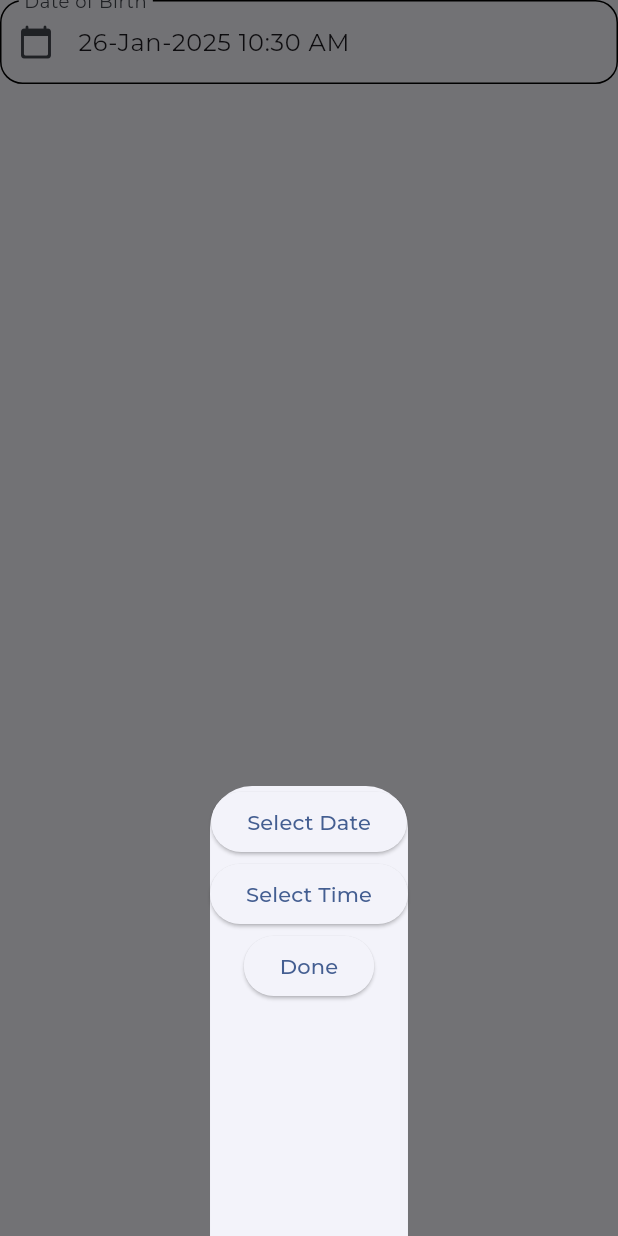
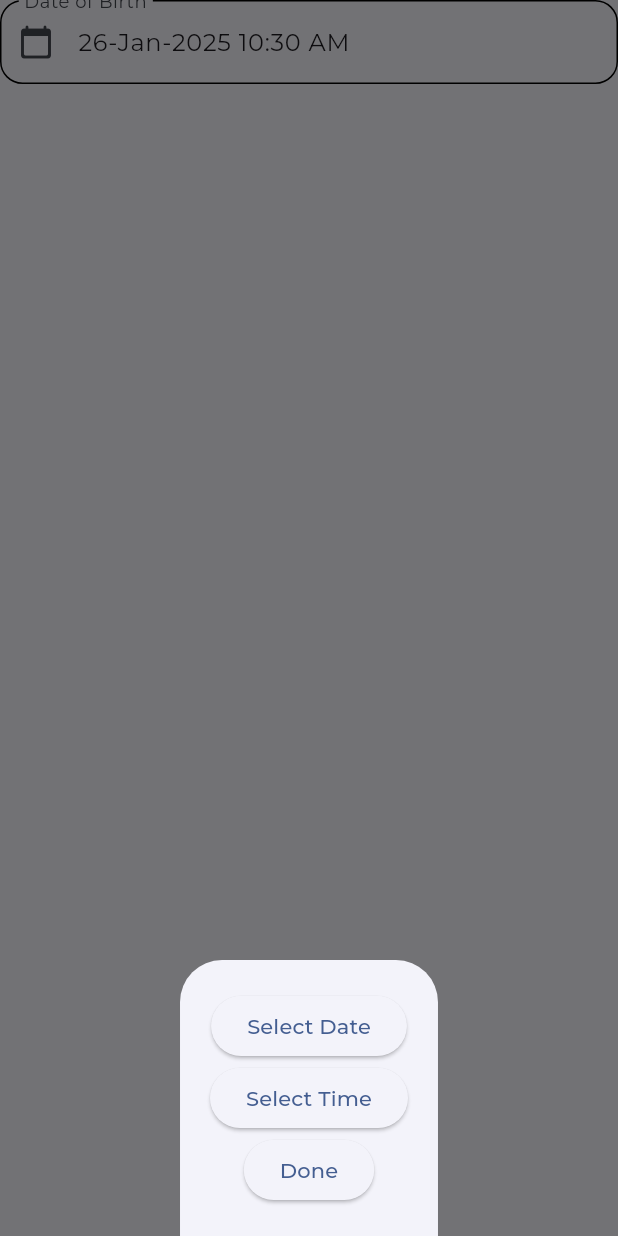
Before and after one commit to veerhegde/PsyGPT, a Flutter app: the DateAndTimePicker widget shown alone on an empty page, opened directly, after a tap on "Date of Birth", on a phone screen of 412 x 824 dp. Run offline on Flutter 3.47's test engine with Material 3 defaults, Android fonts, the phone set to English and light mode, and no system bars; our stand-ins replace flutter_secure_storage, flutter_svg, google_fonts, lottie, material_symbols_icons; missing offline and left inert: dotlottie_loader; accounts and stored records are empty; project files that could hold a hidden picture were left out.

Commit message:
[ui] fixed data and time picker

```diff
--- a/psy_fe/mindq_ui/lib/widgets/DateTimePicker.dart
+++ b/psy_fe/mindq_ui/lib/widgets/DateTimePicker.dart
@@ -46,14 +46,20 @@ class _DateAndTimePickerState extends State<DateAndTimePicker> {
             ' ' +
             _selectedTime.format(context);
   }
-
   void _showDateTimePicker(BuildContext context) {
     showModalBottomSheet(
       context: context,
       builder: (BuildContext builder) {
-        return Container(
-          height: 300,
-          child: Column(
+        return Padding(
+            padding: const EdgeInsets.all(20.0),
+            child: Wrap(
+              alignment: WrapAlignment.center,
+              runAlignment: WrapAlignment.center,
+              children: [
+                Column(
+                  mainAxisSize: MainAxisSize.min, // Make the column take up minimum space
+                  mainAxisAlignment: MainAxisAlignment.center, // Center vertically
+                  crossAxisAlignment: CrossAxisAlignment.center, // Center horizontally
                   children: [
                     ElevatedButton(
                       onPressed: () {
@@ -69,12 +75,14 @@ class _DateAndTimePickerState extends State<DateAndTimePicker> {
                     ),
                     ElevatedButton(
                       onPressed: () {
-                  Navigator.pop(context);
+                        Navigator.pop(context); // Close the BottomSheet
                       },
                       child: Text("Done"),
                     ),
                   ],
-          ),
+                )
+              ],
+            )
         );
       },
     );
@@ -83,7 +91,13 @@ class _DateAndTimePickerState extends State<DateAndTimePicker> {
   @override
   void initState() {
     super.initState();
-    _updateDateTimeText();
+    // Don't call _updateDateTimeText here
+  }
+
+  @override
+  void didChangeDependencies() {
+    super.didChangeDependencies();
+    _updateDateTimeText(); // Call it here instead
   }
 
   @override
```
Also changed, not shown: psy_fe/mindq_ui/lib/screens/userauth.dart (+3 -5 lines). Lines whose indentation alone changed are shown as unchanged.
